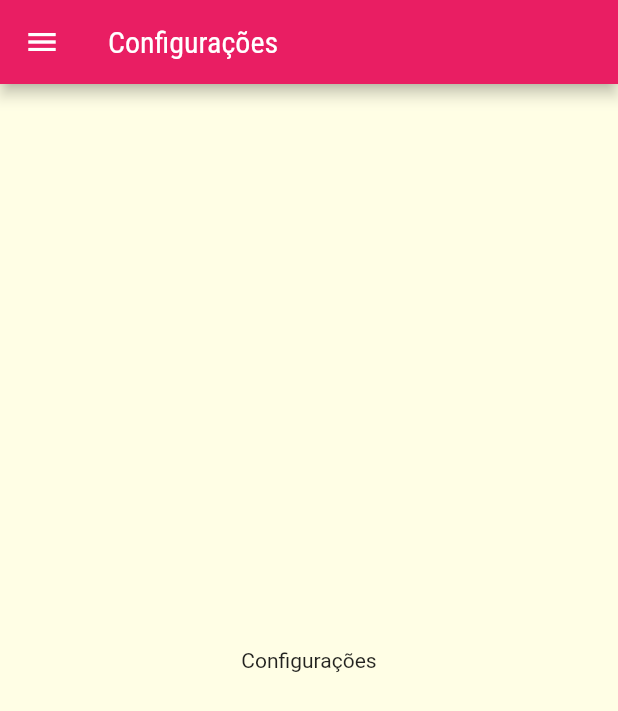
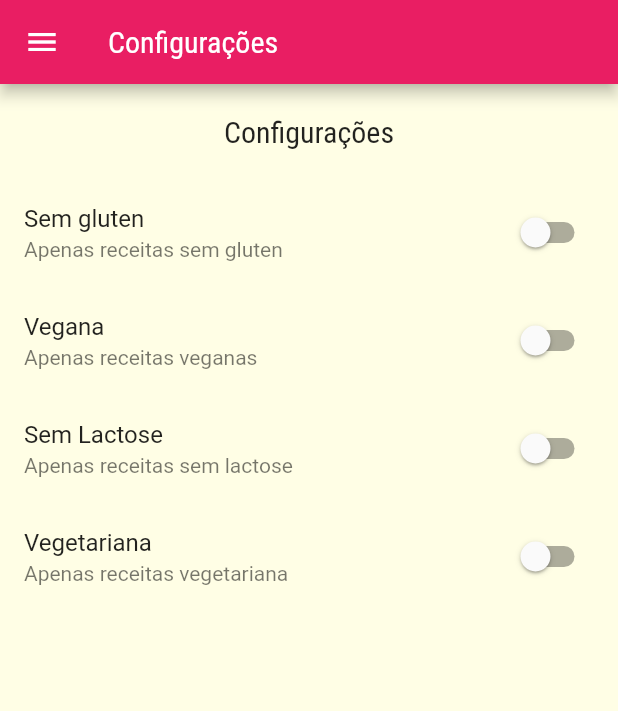
Before and after one commit to jady-sm-godoi/flutter_second_project, a Flutter app: the SettingsScreen screen opened by its route, on a phone screen of 412 x 824 dp. Shown: the top 711 px of the screen. Run offline on Flutter 3.47's test engine with Material 2 defaults, Android fonts, the light colour scheme and no system bars.

Commit message:
settings screen

```diff
--- /dev/null
+++ b/lib/models/settings.dart
@@ -0,0 +1,13 @@
+class Settings {
+  bool isGlutenFree;
+  bool isVegan;
+  bool isVegetarian;
+  bool isLactoseFree;
+
+  Settings({
+    this.isGlutenFree = false,
+    this.isLactoseFree = false,
+    this.isVegan = false,
+    this.isVegetarian = false,
+  });
+}
--- a/lib/screens/settings_screen.dart
+++ b/lib/screens/settings_screen.dart
@@ -1,8 +1,31 @@
 import 'package:flutter/material.dart';
 import 'package:udemy_recipe/components/main_drawer.dart';
+import '../models/settings.dart';
 
-class SettingsScreen extends StatelessWidget {
+class SettingsScreen extends StatefulWidget {
   const SettingsScreen({Key? key}) : super(key: key);
+
+  @override
+  State<SettingsScreen> createState() => _SettingsScreenState();
+}
+
+class _SettingsScreenState extends State<SettingsScreen> {
+  var settings = Settings();
+
+  Widget _createSwichet(
+    String title,
+    String subtitle,
+    bool value,
+    void Function(bool) onChanged,
+  ) {
+    return SwitchListTile(
+      title: Text(title),
+      subtitle: Text(subtitle),
+      value: value,
+      onChanged: onChanged,
+      activeColor: Theme.of(context).colorScheme.primary,
+    );
+  }
 
   @override
   Widget build(BuildContext context) {
@@ -10,8 +33,50 @@
       appBar: AppBar(
         title: Text('Configurações'),
       ),
-      body: Center(
-        child: Text('Configurações'),
+      body: Column(
+        children: [
+          Container(
+            padding: EdgeInsets.all(20),
+            child: Text(
+              'Configurações',
+              style: Theme.of(context).textTheme.headline6,
+            ),
+          ),
+          Expanded(
+            child: ListView(
+              children: [
+                _createSwichet(
+                    'Sem gluten',
+                    'Apenas receitas sem gluten',
+                    settings.isGlutenFree,
+                    (value) => setState(() {
+                          settings.isGlutenFree = value;
+                        })),
+                _createSwichet(
+                    'Vegana',
+                    'Apenas receitas veganas',
+                    settings.isVegan,
+                    (value) => setState(() {
+                          settings.isVegan = value;
+                        })),
+                _createSwichet(
+                    'Sem Lactose',
+                    'Apenas receitas sem lactose',
+                    settings.isLactoseFree,
+                    (value) => setState(() {
+                          settings.isLactoseFree = value;
+                        })),
+                _createSwichet(
+                    'Vegetariana',
+                    'Apenas receitas vegetariana',
+                    settings.isVegetarian,
+                    (value) => setState(() {
+                          settings.isVegetarian = value;
+                        })),
+              ],
+            ),
+          )
+        ],
       ),
       drawer: MainDrawer(),
     );
```
